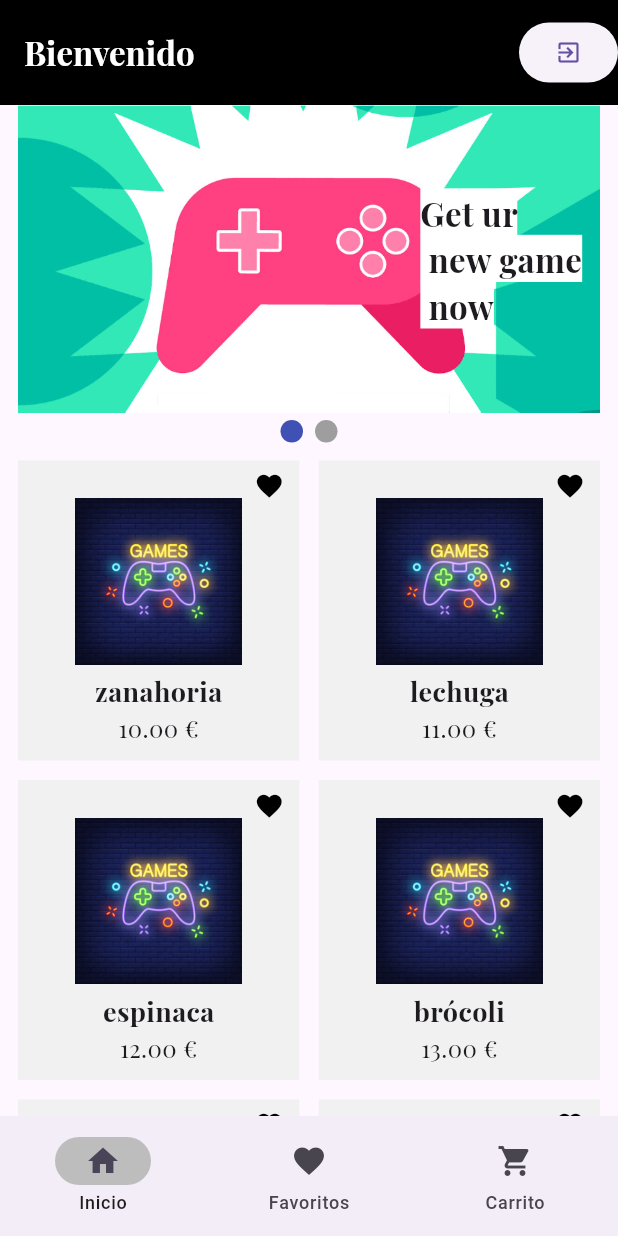
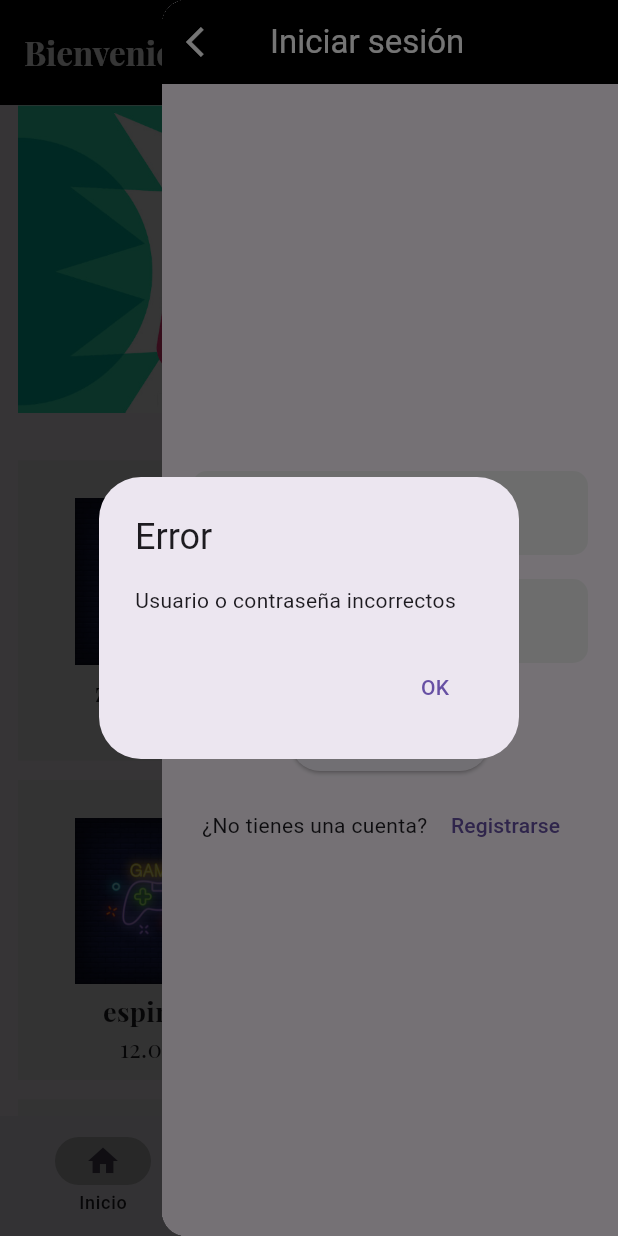
Before and after one commit to DamnProyect/cambiosKiko, a Flutter app: the screen it shows after launch, in the side drawer, after a tap on "Iniciar sesión", on a phone screen of 412 x 824 dp. Run offline on Flutter 3.47's test engine with Material 3 defaults, Android fonts, the phone set to English and light mode, and no system bars; drawn by our look-alikes of carousel_slider, smooth_page_indicator; our stand-ins replace google_fonts, image_picker, sqflite; accounts and stored records are empty; Roboto replaces fonts that are missing (Georgia).

Commit message:
mejorado e implementado la funcion de login y registro con la BBDD

```diff
--- a/widgets_basicos/lib/baseDeDatos/database_helper.dart
+++ b/widgets_basicos/lib/baseDeDatos/database_helper.dart
@@ -1,5 +1,6 @@
 import 'package:sqflite/sqflite.dart';
 import 'package:path/path.dart';
+import 'usuarioModel.dart';
 
 class DatabaseHelper {
   static DatabaseHelper? _databaseHelper;
@@ -33,7 +34,7 @@ class DatabaseHelper {
 
         // Tabla de usuarios
         await db.execute(
-          'CREATE TABLE usuarios (id INTEGER PRIMARY KEY AUTOINCREMENT, username TEXT, password TEXT, email TEXT, phoneNumber TEXT)',
+          'CREATE TABLE usuarios (id INTEGER PRIMARY KEY AUTOINCREMENT, username TEXT, password TEXT, email TEXT, phoneNumber TEXT, birthDate TEXT)',
         );
         print("Table 'usuarios' created."); // Log de creación de tabla
 
@@ -49,6 +50,37 @@ class DatabaseHelper {
     );
   }
 
+  Future<int> insertUsuario(Usuario usuario) async {
+    final db = await instance.db;
+    return await db.insert('usuarios', usuario.toMap());
+  }
+
+  Future<Usuario?> getUsuario(String username, String password) async {
+    final db = await instance.db;
+    final List<Map<String, dynamic>> maps = await db.query(
+      'usuarios',
+      where: 'username = ? AND password = ?',
+      whereArgs: [username, password],
+    );
+
+    if (maps.isNotEmpty) {
+      return Usuario.fromMap(maps.first);
+    } else {
+      return null;
+    }
+  }
+
+  Future<bool> checkUsuarioExistente(String username) async {
+    final db = await instance.db;
+    final List<Map<String, dynamic>> maps = await db.query(
+      'usuarios',
+      where: 'username = ?',
+      whereArgs: [username],
+    );
+
+    return maps.isNotEmpty;
+  }
+
   // Función de eliminar la base de datos
   /*
   Future<void> deleteDatabase() async {
--- /dev/null
+++ b/widgets_basicos/lib/baseDeDatos/usuarioModel.dart
@@ -0,0 +1,39 @@
+class Usuario {
+  final int id;
+  final String username;
+  final String password;
+  final String email;
+  final String phoneNumber;
+  final String birthDate; // Nuevo campo
+
+  Usuario({
+    required this.id,
+    required this.username,
+    required this.password,
+    required this.email,
+    required this.phoneNumber,
+    required this.birthDate,
+  });
+
+  Map<String, dynamic> toMap() {
+    return {
+      'id': id,
+      'username': username,
+      'password': password,
+      'email': email,
+      'phoneNumber': phoneNumber,
+      'birthDate': birthDate,
+    };
+  }
+
+  static Usuario fromMap(Map<String, dynamic> map) {
+    return Usuario(
+      id: map['id'],
+      username: map['username'],
+      password: map['password'],
+      email: map['email'],
+      phoneNumber: map['phoneNumber'],
+      birthDate: map['birthDate'],
+    );
+  }
+}
--- a/widgets_basicos/lib/main.dart
+++ b/widgets_basicos/lib/main.dart
@@ -8,6 +8,10 @@ import 'view_models/modelo_usuario.dart';
 void main() async {
   // Asegura la inicialización de widgets
   WidgetsFlutterBinding.ensureInitialized();
+
+  /* Elimina la base de datos existente (solo para desarrollo)
+  await DatabaseHelper.instance.deleteDatabase();
+  */
 
   // Inicializa la base de datos
   await DatabaseHelper.instance.init();
--- a/widgets_basicos/lib/screens/home_pageScreen.dart
+++ b/widgets_basicos/lib/screens/home_pageScreen.dart
@@ -6,7 +6,6 @@ import 'package:widgets_basicos/screens/carritoScreen.dart';
 import 'package:widgets_basicos/screens/favoritesScreen.dart';
 import 'package:widgets_basicos/screens/homeScreenGrid.dart';
 import 'package:widgets_basicos/screens/temporal_loginScreen.dart';
-
 import '../view_models/modelo_usuario.dart';
 
 class HomePage extends StatefulWidget {
@@ -16,41 +15,30 @@ class HomePage extends StatefulWidget {
 }
 
 class _HomePageState extends State<HomePage> {
-  //Index con el que comienza el bottombar
   int currentIndex = 0;
   String saludo = "Bienvenido ";
 
-  // This widget is the root of your application.
   @override
   Widget build(BuildContext context) {
-    //Importante para que se compartan los cambios entre los widgets la linea del consumer y
-    //builder deben ser exactas.
     return Consumer<ModeloUsuario>(
-      builder: (context, ModeloUsuario, child) {
-        //Verifico si el usuario es administrador y dependiendo retorno el homepage
-        final esAdmin = ModeloUsuario.esAdmin;
-        final sesionInciada = ModeloUsuario.incioSesion;
+      builder: (context, modeloUsuario, child) {
+        final esAdmin = modeloUsuario.esAdmin;
+        final sesionInciada = modeloUsuario.incioSesion;
 
         return esAdmin
             ? const AdminScaffold()
             : Scaffold(
-                //AppBar
                 appBar: AppBar(
                   toolbarHeight: 70,
                   elevation: 0,
                   actions: [
-                    //Dependiendo si se ha iniciado sesion se muestra un boton u otro.
                     sesionInciada
                         ? ElevatedButton(
                             onPressed: () {
-                              ModeloUsuario.modificarBotonInicio(false);
-                              ModeloUsuario.cambiarNombre("");
-                              ModeloUsuario.loginAdmin(false);
+                              modeloUsuario.cerrarSesion();
                             },
                             child: const Icon(Icons.exit_to_app))
-                        :
-                        //Icono que manda al logIn
-                        Container(
+                        : Container(
                             margin: const EdgeInsets.only(right: 12),
                             width: 40,
                             height: 40,
@@ -61,7 +49,6 @@ class _HomePageState extends State<HomePage> {
                             child: Builder(
                               builder: (context) => InkWell(
                                 child: const Icon(Icons.person),
-                                // Boton de login
                                 onTap: () => _showLoginForm(context),
                               ),
                             ),
@@ -69,22 +56,17 @@ class _HomePageState extends State<HomePage> {
                   ],
                   backgroundColor: Colors.black,
                   title: Text(
-                    //nombre del usuario a modificar
-                    saludo + ModeloUsuario.nombre,
+                    saludo + (modeloUsuario.usuarioActual?.username ?? ''),
                     style: GoogleFonts.playfairDisplay(
                         fontSize: 22, fontWeight: FontWeight.bold),
                   ),
                   foregroundColor: Colors.white,
                 ),
                 body: [
-                  //Listado de paginas que se mostraran en el centro de al app, es un array
-                  //que cambia segun el index del bottombar
                   const HomeScreenGrid(),
                   const ListadoFavoritos(),
                   const CarritoPage(),
-                  //Pantalla de favoritos
                 ][currentIndex],
-                //Navigation bar
                 bottomNavigationBar: NavigationBar(
                   destinations: const [
                     NavigationDestination(
@@ -101,13 +83,11 @@ class _HomePageState extends State<HomePage> {
                   selectedIndex: currentIndex,
                   indicatorColor: Colors.grey[400],
                   onDestinationSelected: (value) {
-                    //Hace el cambio del contenido, modificando el estado.
                     setState(() {
                       currentIndex = value;
                     });
                   },
                 ),
-                //Ventana lateral del login page
                 endDrawer: const Drawer(
                   child: LoginPage(),
                 ),
@@ -116,7 +96,6 @@ class _HomePageState extends State<HomePage> {
     );
   }
 
-  // Metodo que llama al login page
   void _showLoginForm(BuildContext context) {
     showModalBottomSheet(
       context: context,
--- a/widgets_basicos/lib/screens/temporal_loginScreen.dart
+++ b/widgets_basicos/lib/screens/temporal_loginScreen.dart
@@ -1,7 +1,6 @@
 import 'package:flutter/material.dart';
 import 'package:provider/provider.dart';
 import 'package:widgets_basicos/screens/registro.dart';
-
 import '../view_models/modelo_usuario.dart';
 
 class LoginPage extends StatefulWidget {
@@ -12,21 +11,17 @@ class LoginPage extends StatefulWidget {
 }
 
 class _LoginPageState extends State<LoginPage> {
-  // Guardan el contenido del textField
   final textControlerUsuario = TextEditingController();
   final textControlerPass = TextEditingController();
 
   @override
   Widget build(BuildContext context) {
-    //Es importante que los demas widgets tengan el mismo consumer y contexto para poder
-    //usar los datos del modelo.
     return Consumer<ModeloUsuario>(
       builder: (context, modeloUsuario, child) {
         return Scaffold(
           appBar: AppBar(
             backgroundColor: Colors.black,
-            title: const Text("Iniciar sesión",
-                style: TextStyle(color: Colors.white)),
+            title: const Text("Iniciar sesión", style: TextStyle(color: Colors.white)),
             leading: IconButton(
               icon: const Icon(Icons.arrow_back_ios, color: Colors.white),
               onPressed: () => Navigator.of(context).pop(),
@@ -52,16 +47,28 @@ class _LoginPageState extends State<LoginPage> {
                   ),
                   const SizedBox(height: 20),
                   ElevatedButton(
-                    //Modificaion del incio de sesion.
-                    onPressed: () {
-                      if (textControlerUsuario.text == "admin") {
-                        modeloUsuario.loginAdmin(true);
+                    onPressed: () async {
+                      bool success = await modeloUsuario.iniciarSesion(
+                        textControlerUsuario.text,
+                        textControlerPass.text,
+                      );
+                      if (success) {
+                        Navigator.pop(context);
+                      } else {
+                        showDialog(
+                          context: context,
+                          builder: (context) => AlertDialog(
+                            title: const Text('Error'),
+                            content: const Text('Usuario o contraseña incorrectos'),
+                            actions: [
+                              TextButton(
+                                onPressed: () => Navigator.pop(context),
+                                child: const Text('OK'),
+                              ),
+                            ],
+                          ),
+                        );
                       }
-                      //Cambio el valor de la variable para mostrar un home
-                      modeloUsuario.cambiarNombre(textControlerUsuario.text);
-                      modeloUsuario.modificarBotonInicio(true);
-
-                      Navigator.pop(context);
                     },
                     child: const Text('Iniciar sesión'),
                   ),
@@ -114,7 +121,6 @@ class _LoginPageState extends State<LoginPage> {
   }
 
   void _navigateToRegisterPage(BuildContext context) {
-    Navigator.of(context)
-        .push(MaterialPageRoute(builder: (context) => RegisterPage()));
+    Navigator.of(context).push(MaterialPageRoute(builder: (context) => RegisterPage()));
   }
 }
--- a/widgets_basicos/lib/view_models/modelo_usuario.dart
+++ b/widgets_basicos/lib/view_models/modelo_usuario.dart
@@ -2,14 +2,22 @@ import 'package:flutter/material.dart';
 import 'package:widgets_basicos/models/Favoritos.dart';
 import 'package:widgets_basicos/models/carga_Datos.dart';
 import 'package:widgets_basicos/baseDeDatos/producto_dao.dart';
+import 'package:widgets_basicos/baseDeDatos/database_helper.dart';
+import 'package:widgets_basicos/baseDeDatos/usuarioModel.dart';
 
 class ModeloUsuario extends ChangeNotifier {
   // Listado de favoritos
   List<Favorito> favorites = <Favorito>[];
   final ProductoDao _productoDao = ProductoDao();
+  final DatabaseHelper _databaseHelper = DatabaseHelper.instance;
+
+  // Usuario actual
+  Usuario? _usuarioActual;
+
+  Usuario? get usuarioActual => _usuarioActual;
 
   // Verifica si se ha iniciado sesión
-  bool incioSesion = false;
+  bool get incioSesion => _usuarioActual != null;
 
   // Constructor
   ModeloUsuario() {
@@ -22,7 +30,6 @@ class ModeloUsuario extends ChangeNotifier {
   }
 
   void modificarBotonInicio(bool valor) {
-    incioSesion = valor;
     notifyListeners();
   }
 
@@ -84,4 +91,33 @@ class ModeloUsuario extends ChangeNotifier {
   void upadteScreen() {
     notifyListeners();
   }
+
+  // Registro de usuario
+  Future<bool> registrarUsuario(String username, String password, String email, String phoneNumber, String birthDate) async {
+    bool existe = await _databaseHelper.checkUsuarioExistente(username);
+    if (existe) {
+      return false;
+    } else {
+      final usuario = Usuario(id: 0, username: username, password: password, email: email, phoneNumber: phoneNumber, birthDate: birthDate);
+      await _databaseHelper.insertUsuario(usuario);
+      return true;
+    }
+  }
+
+  // Inicio de sesión de usuario
+  Future<bool> iniciarSesion(String username, String password) async {
+    final usuario = await _databaseHelper.getUsuario(username, password);
+    if (usuario != null) {
+      _usuarioActual = usuario;
+      notifyListeners();
+      return true;
+    } else {
+      return false;
+    }
+  }
+
+  void cerrarSesion() {
+    _usuarioActual = null;
+    notifyListeners();
+  }
 }
```
Also changed, not shown: widgets_basicos/lib/screens/registro.dart (+29 -10 lines).
